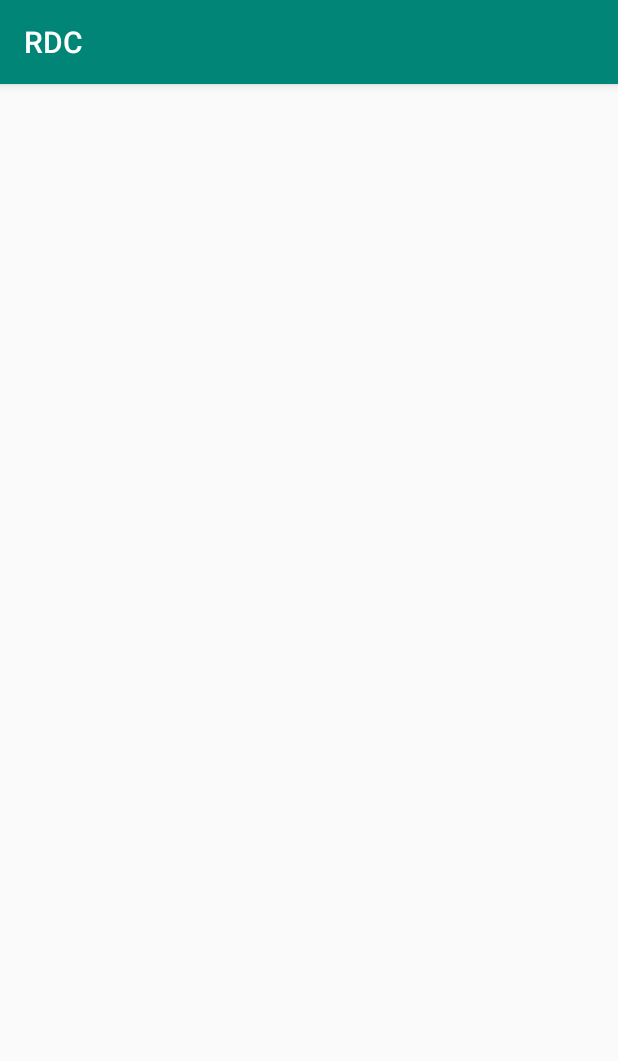
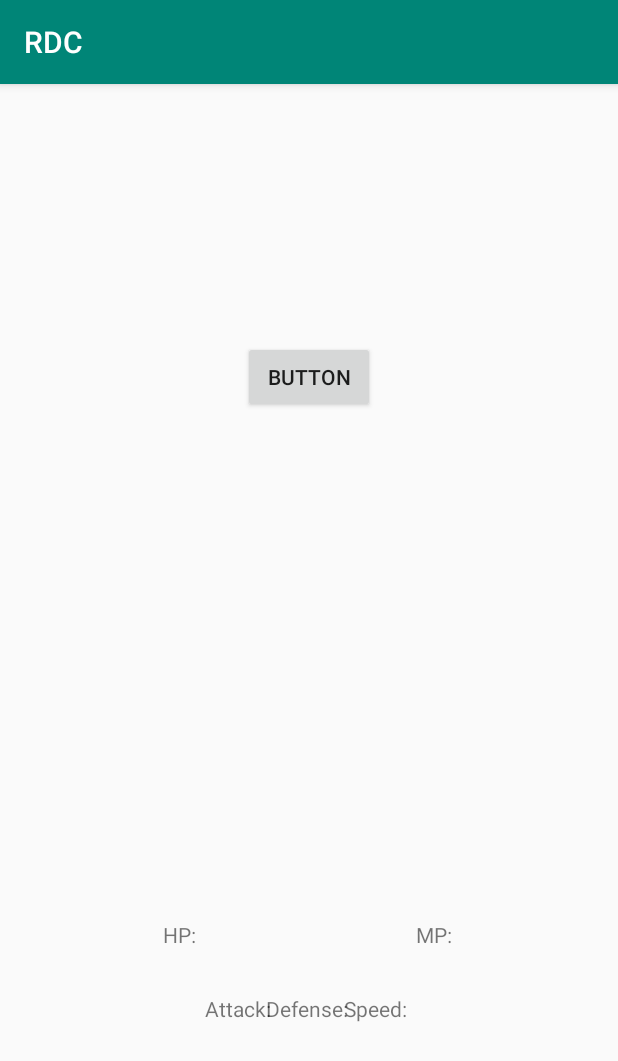
Before and after one commit to pmaino1/RDC, an Android app: the screen it shows after launch (StartActivity), on a phone screen of 412 x 824 dp. Shown: the top 1061 px of the screen. Run offline under Robolectric (Android 15) with nearby library versions, the phone set to English and light mode, and no system bars; 1 statement that could not run was skipped.

Commit message:
Set up Fragment for player stats.

```diff
--- a/app/src/main/java/com/example/rdc/PlayerFragment.java
+++ b/app/src/main/java/com/example/rdc/PlayerFragment.java
@@ -2,19 +2,29 @@ package com.example.rdc;
 
 import androidx.lifecycle.ViewModelProviders;
 
+import android.app.Fragment;
 import android.os.Bundle;
 
 import androidx.annotation.NonNull;
 import androidx.annotation.Nullable;
-import androidx.fragment.app.Fragment;
+
+
 
 import android.view.LayoutInflater;
 import android.view.View;
 import android.view.ViewGroup;
+import android.widget.TextView;
 
 public class PlayerFragment extends Fragment {
 
-    private PlayerViewModel mViewModel;
+    private PlayerStats stats;
+
+    private TextView hpView;
+    private TextView mpView;
+    private TextView attackView;
+    private TextView defenseView;
+    private TextView speedView;
+
 
     public static PlayerFragment newInstance() {
         return new PlayerFragment();
@@ -23,14 +33,29 @@ public class PlayerFragment extends Fragment {
     @Override
     public View onCreateView(@NonNull LayoutInflater inflater, @Nullable ViewGroup container,
                              @Nullable Bundle savedInstanceState) {
+        //TODO: find way to link views from layout in code to update them
+        //hpView =  R.layout.player_fragment.
+
         return inflater.inflate(R.layout.player_fragment, container, false);
     }
 
     @Override
     public void onActivityCreated(@Nullable Bundle savedInstanceState) {
         super.onActivityCreated(savedInstanceState);
-        mViewModel = ViewModelProviders.of(this).get(PlayerViewModel.class);
-        // TODO: Use the ViewModel
+        if(this.stats != null)
+            updateStats(this.stats);
+    }
+
+    public void linkStats(PlayerStats stats) {
+        this.stats = stats;
+    }
+
+    public void updateStats(PlayerStats stats) {
+        hpView.setText(stats.getHp());
+        mpView.setText(stats.getMp());
+        attackView.setText(stats.getAttack());
+        defenseView.setText(stats.getDefense());
+        speedView.setText(stats.getSpeed());
     }
 
 }
--- a/app/src/main/java/com/example/rdc/PlayerViewModel.java
+++ /dev/null
@@ -1,7 +0,0 @@
-package com.example.rdc;
-
-import androidx.lifecycle.ViewModel;
-
-public class PlayerViewModel extends ViewModel {
-    // TODO: Implement the ViewModel
-}
--- a/app/src/main/java/com/example/rdc/StartActivity.java
+++ b/app/src/main/java/com/example/rdc/StartActivity.java
@@ -1,7 +1,12 @@
 package com.example.rdc;
 
+import androidx.annotation.Nullable;
 import androidx.appcompat.app.AppCompatActivity;
+import androidx.lifecycle.Observer;
+import androidx.lifecycle.ViewModelProviders;
 
+import android.app.Fragment;
+import android.support.v4.*;
 import android.os.Bundle;
 
 /*BASIC IDEA/TODO:
@@ -19,5 +24,7 @@ public class StartActivity extends AppCompatActivity {
         setContentView(R.layout.activity_start);
 
         PlayerStats stats = new PlayerStats("Morgan");
+        PlayerFragment fragment = (PlayerFragment) getFragmentManager().findFragmentByTag("fragment");
+        fragment.linkStats(stats);
     }
 }
--- a/app/src/main/res/layout/activity_start.xml
+++ b/app/src/main/res/layout/activity_start.xml
@@ -2,6 +2,28 @@
 <androidx.constraintlayout.widget.ConstraintLayout xmlns:android="http://schemas.android.com/apk/res/android"
     xmlns:app="http://schemas.android.com/apk/res-auto"
     xmlns:tools="http://schemas.android.com/tools"
+    android:id="@+id/constraintLayout"
     android:layout_width="match_parent"
     android:layout_height="match_parent"
-    tools:context=".StartActivity"/>
+    tools:context=".StartActivity">
+
+    <Button
+        android:id="@+id/button"
+        android:layout_width="wrap_content"
+        android:layout_height="wrap_content"
+        android:layout_marginTop="171dp"
+        android:text="Button"
+        app:layout_constraintEnd_toEndOf="parent"
+        app:layout_constraintStart_toStartOf="parent"
+        app:layout_constraintTop_toTopOf="parent" />
+
+    <fragment
+        android:id="@+id/fragment"
+        android:name="com.example.rdc.PlayerFragment"
+        android:layout_width="299dp"
+        android:layout_height="201dp"
+        android:layout_marginBottom="32dp"
+        app:layout_constraintBottom_toBottomOf="parent"
+        app:layout_constraintEnd_toEndOf="parent"
+        app:layout_constraintStart_toStartOf="parent" />
+</androidx.constraintlayout.widget.ConstraintLayout>
--- a/app/src/main/res/layout/player_fragment.xml
+++ b/app/src/main/res/layout/player_fragment.xml
@@ -1,13 +1,79 @@
 <?xml version="1.0" encoding="utf-8"?>
 <FrameLayout xmlns:android="http://schemas.android.com/apk/res/android"
+    xmlns:app="http://schemas.android.com/apk/res-auto"
     xmlns:tools="http://schemas.android.com/tools"
     android:layout_width="match_parent"
     android:layout_height="match_parent"
     tools:context=".PlayerFragment">
 
-    <TextView
+    <androidx.constraintlayout.widget.ConstraintLayout
         android:layout_width="match_parent"
-        android:layout_height="match_parent"
-        android:text="Hello" />
+        android:layout_height="match_parent">
+
+        <TextView
+            android:id="@+id/hpTextView"
+            android:layout_width="79dp"
+            android:layout_height="33dp"
+            android:layout_marginTop="16dp"
+            android:layout_marginEnd="32dp"
+            android:layout_marginRight="32dp"
+            android:gravity="center"
+            android:text="HP: "
+            app:layout_constraintEnd_toStartOf="@+id/mpTextView"
+            app:layout_constraintStart_toStartOf="parent"
+            app:layout_constraintTop_toTopOf="parent" />
+
+        <TextView
+            android:id="@+id/mpTextView"
+            android:layout_width="79dp"
+            android:layout_height="33dp"
+            android:layout_marginStart="32dp"
+            android:layout_marginLeft="32dp"
+            android:layout_marginTop="16dp"
+            android:gravity="center"
+            android:text="MP: "
+            app:layout_constraintEnd_toEndOf="parent"
+            app:layout_constraintStart_toEndOf="@+id/hpTextView"
+            app:layout_constraintTop_toTopOf="parent" />
+
+        <TextView
+            android:id="@+id/attackTextView"
+            android:layout_width="79dp"
+            android:layout_height="33dp"
+            android:layout_marginStart="64dp"
+            android:layout_marginLeft="64dp"
+            android:layout_marginTop="16dp"
+            android:gravity="center"
+            android:text="Attack: "
+            app:layout_constraintStart_toStartOf="parent"
+            app:layout_constraintTop_toBottomOf="@+id/hpTextView" />
+
+        <TextView
+            android:id="@+id/defenseTextView"
+            android:layout_width="79dp"
+            android:layout_height="33dp"
+            android:layout_marginTop="16dp"
+            android:gravity="center"
+            android:text="Defense: "
+            app:layout_constraintEnd_toStartOf="@+id/speedTextView"
+            app:layout_constraintStart_toEndOf="@+id/attackTextView"
+            app:layout_constraintTop_toBottomOf="@+id/hpTextView" />
+
+        <TextView
+            android:id="@+id/speedTextView"
+            android:layout_width="79dp"
+            android:layout_height="33dp"
+            android:layout_marginTop="16dp"
+            android:layout_marginEnd="64dp"
+            android:layout_marginRight="64dp"
+            android:gravity="center"
+            android:text="Speed: "
+            app:layout_constraintEnd_toEndOf="parent"
+            app:layout_constraintTop_toBottomOf="@+id/mpTextView" />
+
+
+    </androidx.constraintlayout.widget.ConstraintLayout>
+
+
 
 </FrameLayout>
```
